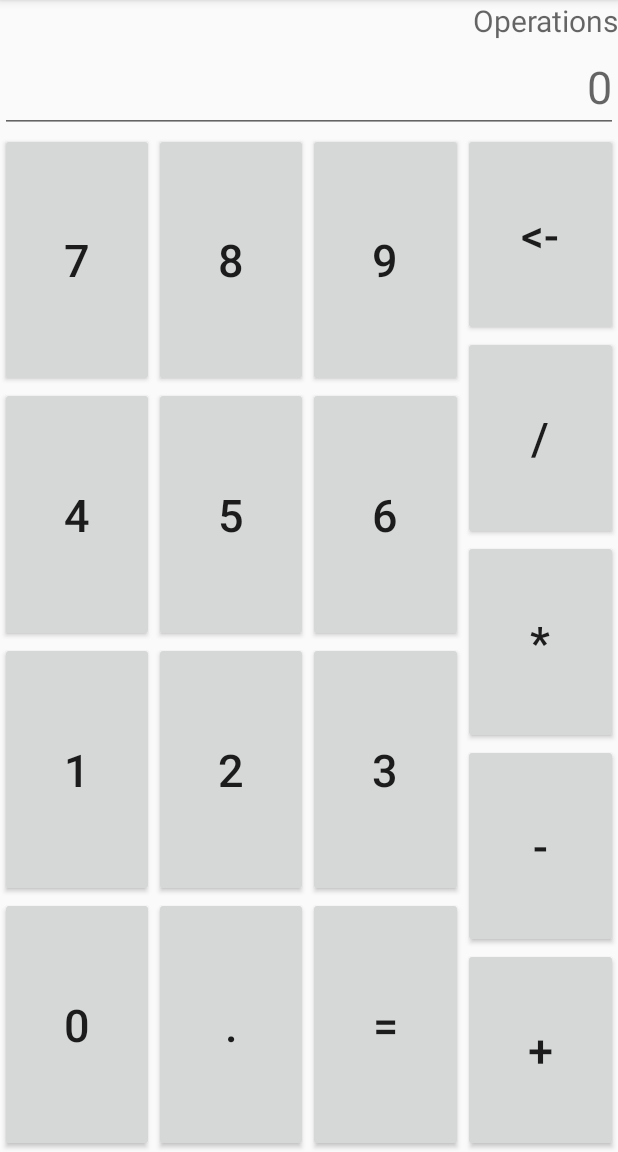
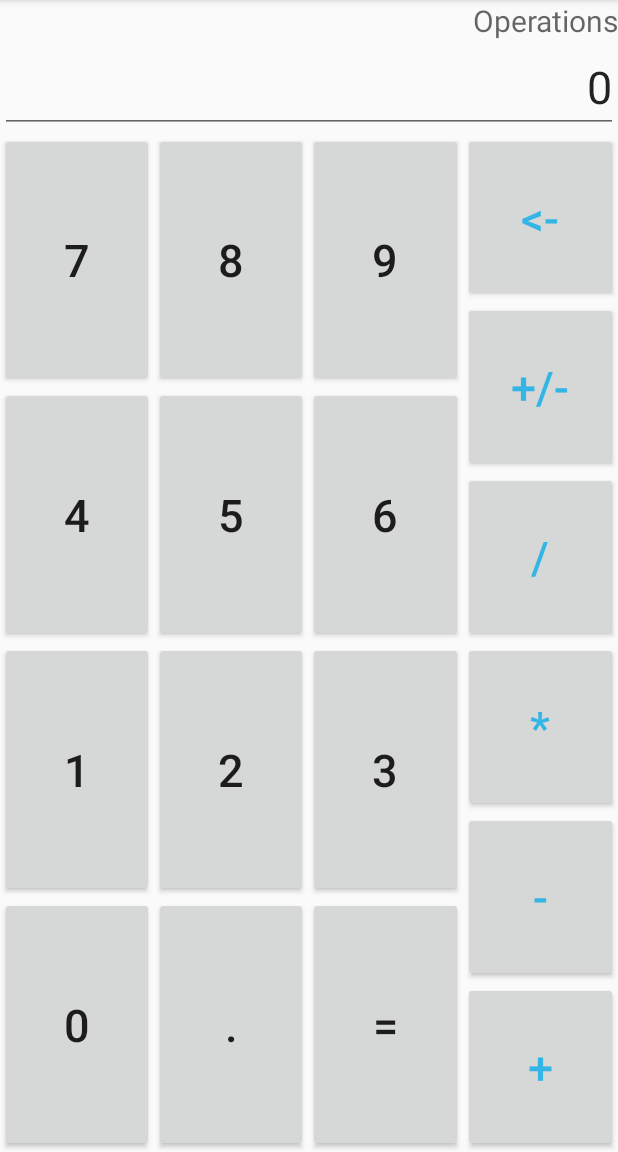
Before and after one commit to PenWallet/Proyectos-Android, an Android app: the screen it shows after launch (MainActivity), on a phone screen of 412 x 824 dp, the part 84-1236 px from its top. Run offline under Robolectric (Android 15) with nearby library versions, the phone set to English and light mode, and no system bars.

Commit message:
Un pasito patrás (8)

```diff
--- a/CalculadoraPro/app/src/main/res/layout/activity_main.xml
+++ b/CalculadoraPro/app/src/main/res/layout/activity_main.xml
@@ -20,7 +20,7 @@
         android:layout_width="match_parent"
         android:layout_height="wrap_content"
         android:ems="10"
-        android:hint="0"
+        android:text="0"
         android:focusable="false"
         android:gravity="right"
         android:textSize="30sp"/>
@@ -158,7 +158,17 @@
                 android:layout_height="wrap_content"
                 android:text="@string/delete"
                 android:layout_weight="1"
-                android:textSize="30sp"/>
+                android:textSize="30sp"
+                android:textColor="@android:color/holo_blue_light"/>
+
+            <Button
+                android:id="@+id/btnPlusMinus"
+                android:layout_width="match_parent"
+                android:layout_height="wrap_content"
+                android:text="+/-"
+                android:layout_weight="1"
+                android:textSize="30sp"
+                android:textColor="@android:color/holo_blue_light"/>
 
             <Button
                 android:id="@+id/btnDivision"
@@ -166,7 +176,8 @@
                 android:layout_height="wrap_content"
                 android:text="/"
                 android:layout_weight="1"
-                android:textSize="30sp"/>
+                android:textSize="30sp"
+                android:textColor="@android:color/holo_blue_light"/>
 
             <Button
                 android:id="@+id/btnMultiplication"
@@ -174,7 +185,8 @@
                 android:layout_height="wrap_content"
                 android:text="*"
                 android:layout_weight="1"
-                android:textSize="30sp"/>
+                android:textSize="30sp"
+                android:textColor="@android:color/holo_blue_light"/>
 
             <Button
                 android:id="@+id/btnSubstraction"
@@ -182,7 +194,8 @@
                 android:layout_height="wrap_content"
                 android:text="-"
                 android:layout_weight="1"
-                android:textSize="30sp" />
+                android:textSize="30sp"
+                android:textColor="@android:color/holo_blue_light"/>
 
             <Button
                 android:id="@+id/btnAddition"
@@ -190,7 +203,8 @@
                 android:layout_height="wrap_content"
                 android:text="+"
                 android:layout_weight="1"
-                android:textSize="30sp" />
+                android:textSize="30sp"
+                android:textColor="@android:color/holo_blue_light"/>
         </LinearLayout>
     </LinearLayout>
 </LinearLayout>
```
Also changed, not shown: CalculadoraPro/app/src/main/java/com/example/ofunes/calculadorapro/MainActivity.java (+85 -25 lines).
